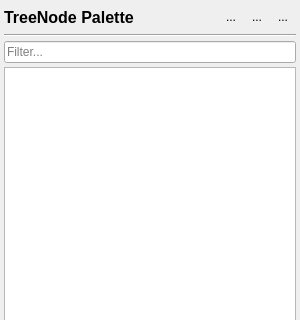
Before: the Qt Designer form bt_editor/sidepanel_editor.ui in BehaviorTree/Groot, drawn with Qt 5; both pictures show x 0 to 300 and y 0 to 320 of the 300 by 600 pixel window.
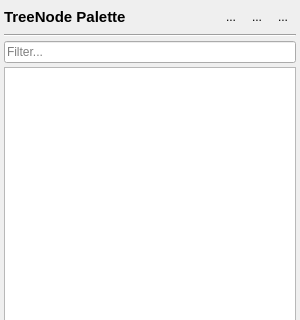
After: the same form once the commit is applied. Icons and pictures are not drawn.

```diff
--- a/bt_editor/sidepanel_editor.ui
+++ b/bt_editor/sidepanel_editor.ui
@@ -62,13 +62,13 @@
        </property>
        <property name="maximumSize">
         <size>
-         <width>150</width>
+         <width>200</width>
          <height>16777215</height>
         </size>
        </property>
        <property name="font">
         <font>
-         <pointsize>12</pointsize>
+         <pointsize>11</pointsize>
          <weight>75</weight>
          <bold>true</bold>
         </font>
```
Left out of the diff: 1 changed line with no effect on the pictures.
